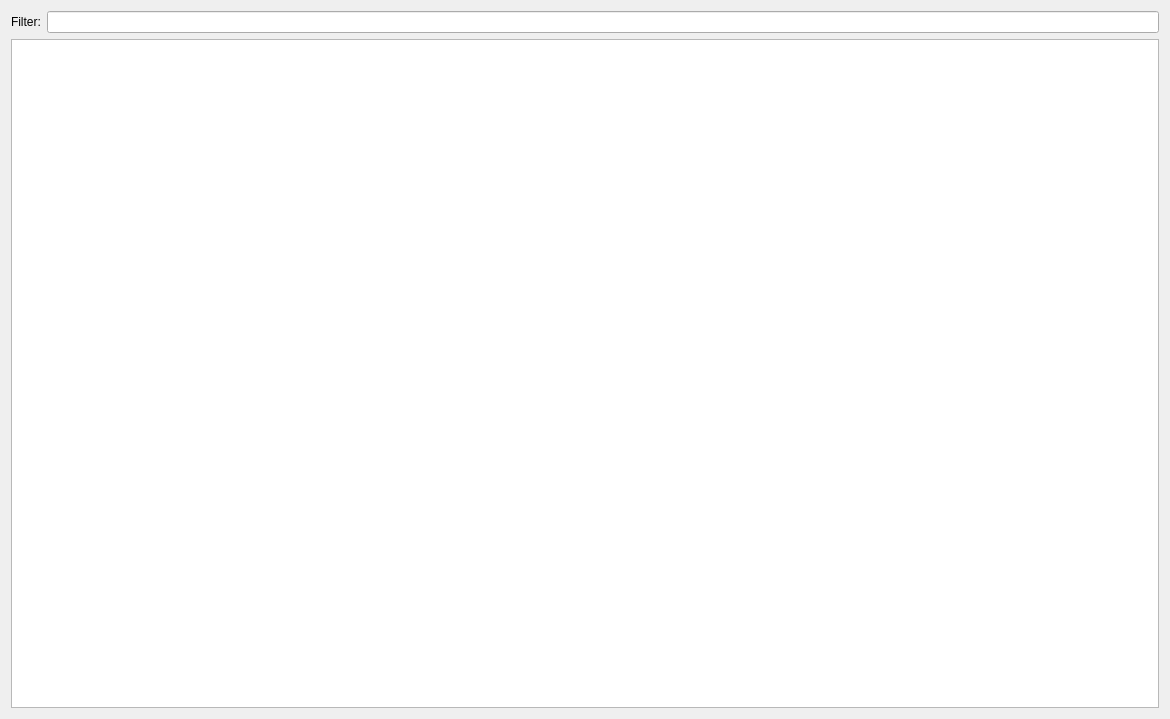
Old version of the form client/libclient/src/ui/dialogs/camera_list_dialog.ui in the repository networkoptix/nx_open.
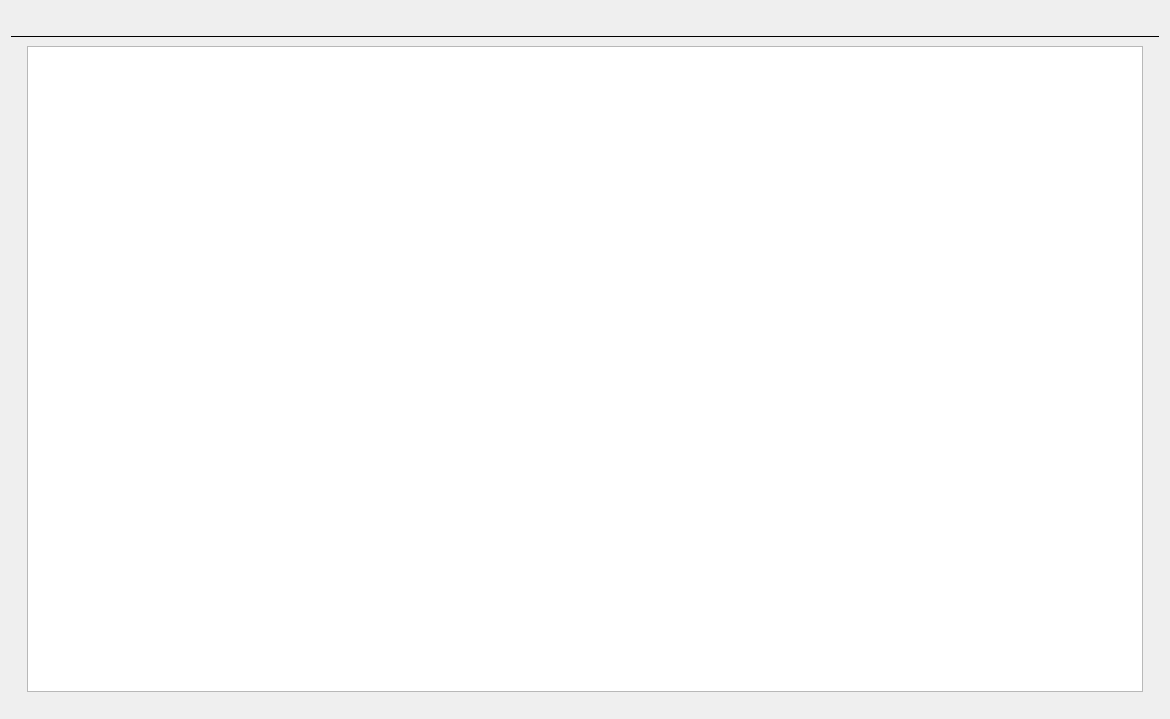
New version of the form. Custom widgets are drawn as their Qt base class.

Commit message:
VMS-3778 - Redesign Cameras List dialog
<==== Mercurial data ====>
Branch: dev_3.0.0_gui

```diff
--- a/client/libclient/src/ui/dialogs/camera_list_dialog.ui
+++ b/client/libclient/src/ui/dialogs/camera_list_dialog.ui
@@ -12,19 +12,50 @@
   </property>
   <layout class="QVBoxLayout" name="verticalLayout">
    <item>
-    <layout class="QHBoxLayout" name="horizontalLayout">
+    <widget class="QnPanel" name="panelWidget" native="true">
+     <layout class="QHBoxLayout" name="horizontalLayout_2">
      <item>
-      <widget class="QLabel" name="label">
-       <property name="text">
-        <string>Filter:</string>
+       <widget class="QnSearchLineEdit" name="filterLineEdit" native="true">
+        <property name="sizePolicy">
+         <sizepolicy hsizetype="Expanding" vsizetype="Preferred">
+          <horstretch>0</horstretch>
+          <verstretch>0</verstretch>
+         </sizepolicy>
        </property>
       </widget>
      </item>
-     <item>
-      <widget class="QLineEdit" name="filterEdit"/>
-     </item>
-    </layout>
+     </layout>
+    </widget>
    </item>
+   <item>
+    <widget class="Line" name="line">
+     <property name="frameShadow">
+      <enum>QFrame::Plain</enum>
+     </property>
+     <property name="orientation">
+      <enum>Qt::Horizontal</enum>
+     </property>
+    </widget>
+   </item>
+   <item>
+    <widget class="QStackedWidget" name="stackedWidget">
+     <property name="currentIndex">
+      <number>0</number>
+     </property>
+     <widget class="QWidget" name="dataPage">
+      <layout class="QVBoxLayout" name="verticalLayout_3">
+       <property name="leftMargin">
+        <number>16</number>
+       </property>
+       <property name="topMargin">
+        <number>2</number>
+       </property>
+       <property name="rightMargin">
+        <number>16</number>
+       </property>
+       <property name="bottomMargin">
+        <number>16</number>
+       </property>
    <item>
     <widget class="QnTableView" name="camerasView">
      <property name="mouseTracking">
@@ -36,6 +67,9 @@
      <property name="editTriggers">
       <set>QAbstractItemView::NoEditTriggers</set>
      </property>
+         <property name="showGrid">
+          <bool>false</bool>
+         </property>
      <property name="sortingEnabled">
       <bool>true</bool>
      </property>
@@ -61,11 +95,27 @@
    </item>
   </layout>
  </widget>
+    </widget>
+   </item>
+  </layout>
+ </widget>
  <customwidgets>
   <customwidget>
    <class>QnTableView</class>
    <extends>QTableView</extends>
-   <header>ui/widgets/common/table_view.h</header>
+   <header location="global">ui/widgets/common/table_view.h</header>
+  </customwidget>
+  <customwidget>
+   <class>QnSearchLineEdit</class>
+   <extends>QWidget</extends>
+   <header location="global">ui/widgets/common/search_line_edit.h</header>
+   <container>1</container>
+  </customwidget>
+  <customwidget>
+   <class>QnPanel</class>
+   <extends>QWidget</extends>
+   <header location="global">ui/widgets/common/panel.h</header>
+   <container>1</container>
   </customwidget>
  </customwidgets>
  <resources/>
```
Lines whose indentation alone changed are shown as unchanged. The commit also changes 3 other files.
